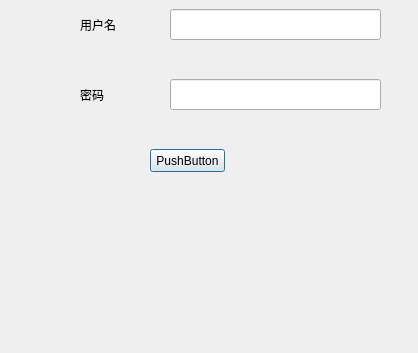
First picture: the form in login.ui, repository Dansheng/FlightSystem, before the edit; both pictures show x 0 to 418 and y 161 to 514 of the 418 by 514 pixel window.
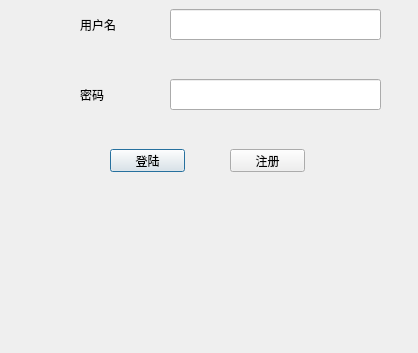
Second picture: the form after the edit.

Diff of the .ui file:
```diff
--- a/login.ui
+++ b/login.ui
@@ -62,14 +62,27 @@
   <widget class="QPushButton" name="Login_Button">
    <property name="geometry">
     <rect>
-     <x>150</x>
+     <x>110</x>
      <y>310</y>
      <width>75</width>
      <height>23</height>
     </rect>
    </property>
    <property name="text">
-    <string>PushButton</string>
+    <string>登陆</string>
+   </property>
+  </widget>
+  <widget class="QPushButton" name="Register_Button">
+   <property name="geometry">
+    <rect>
+     <x>230</x>
+     <y>310</y>
+     <width>75</width>
+     <height>23</height>
+    </rect>
+   </property>
+   <property name="text">
+    <string>注册</string>
    </property>
   </widget>
  </widget>
```
